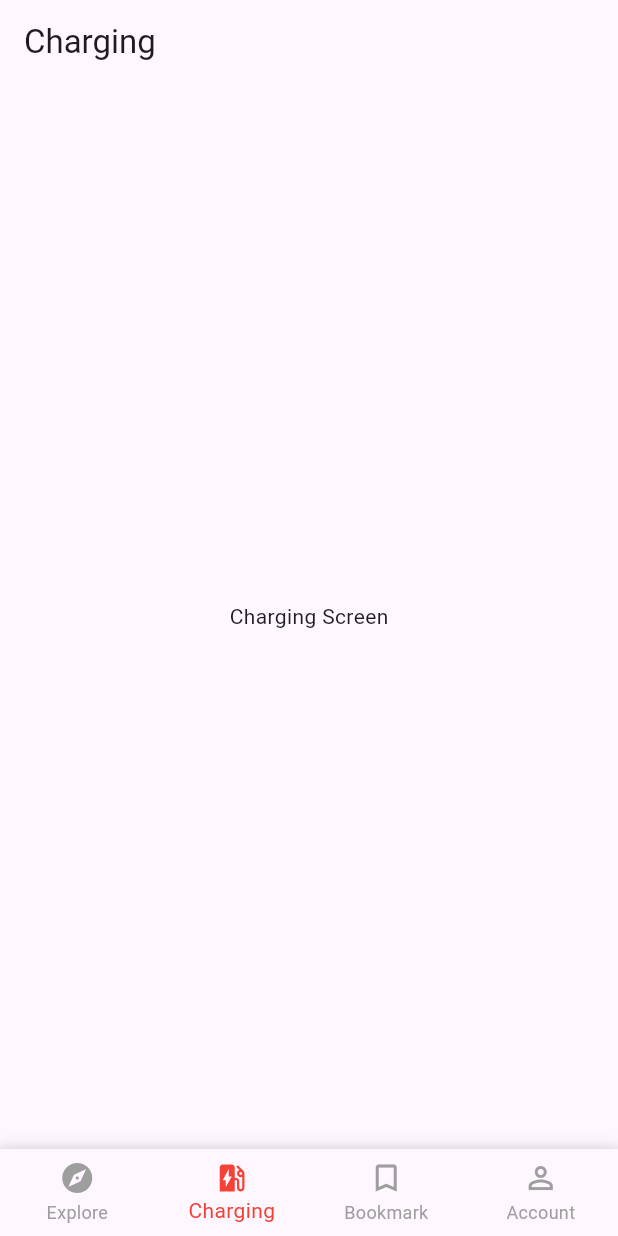
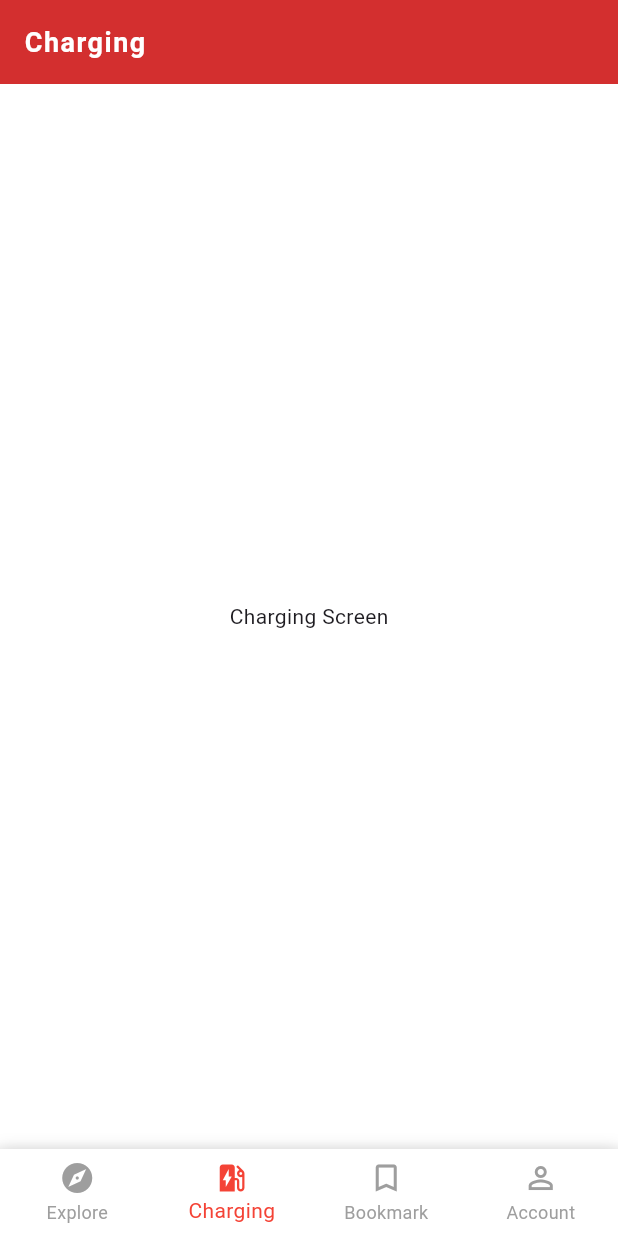
Before and after one commit to TuanHee/renergy_app, a Flutter app: the screen it shows after launch, item 2 of the bottom bar chosen, on a phone screen of 412 x 824 dp. Run offline on Flutter 3.47's test engine with Material 3 defaults, Android fonts, the phone set to English and light mode, and no system bars; our stand-ins replace get, sign_in_with_apple.

Commit message:
Introduce AppTheme class for centralized theme management and update main.dart to utilize the new theme structure.

```diff
--- /dev/null
+++ b/lib/constants/app_theme.dart
@@ -0,0 +1,21 @@
+import 'package:flutter/material.dart';
+
+class AppTheme {
+  static ThemeData get theme => ThemeData(
+        colorScheme: ColorScheme.fromSeed(seedColor: Colors.deepPurple),
+        scaffoldBackgroundColor: Colors.white,
+        appBarTheme: const AppBarTheme(
+          backgroundColor: Color(0xFFD32F2F),
+          titleTextStyle: TextStyle(
+            color: Colors.white,
+            fontSize: 18,
+            fontWeight: FontWeight.w700,
+            letterSpacing: 1.0,
+          ),
+        ),
+        bottomNavigationBarTheme: const BottomNavigationBarThemeData(
+          backgroundColor: Colors.white,
+        ),
+        useMaterial3: true,
+      );
+}
--- a/lib/main.dart
+++ b/lib/main.dart
@@ -1,5 +1,6 @@
 import 'package:flutter/material.dart';
 import 'package:get/get.dart';
+import 'package:renergy_app/constants/app_theme.dart';
 import 'package:renergy_app/routes/app_routes.dart';
 
 void main() {
@@ -13,10 +14,7 @@ class MyApp extends StatelessWidget {
   Widget build(BuildContext context) {
     return GetMaterialApp(
       title: 'Renergy App',
-      theme: ThemeData(
-        colorScheme: ColorScheme.fromSeed(seedColor: Colors.deepPurple),
-        useMaterial3: true,
-      ),
+      theme: AppTheme.theme,
       initialRoute: AppRoutes.initial,
       getPages: AppRoutes.getPages(),
     );
```
